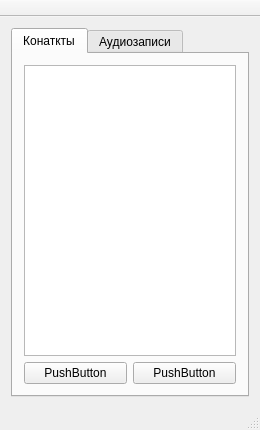
Old version of the form mainwindow.ui in the repository yzubchenko/VKReplica.
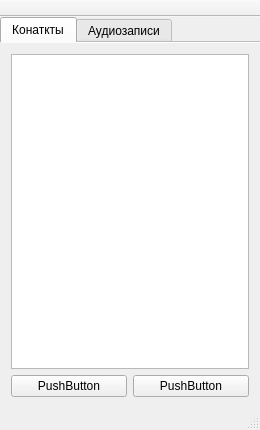
New version of the form.

```diff
--- a/mainwindow.ui
+++ b/mainwindow.ui
@@ -18,6 +18,21 @@
   </property>
   <widget class="QWidget" name="centralWidget">
    <layout class="QVBoxLayout" name="verticalLayout">
+    <property name="spacing">
+     <number>0</number>
+    </property>
+    <property name="leftMargin">
+     <number>0</number>
+    </property>
+    <property name="topMargin">
+     <number>0</number>
+    </property>
+    <property name="rightMargin">
+     <number>0</number>
+    </property>
+    <property name="bottomMargin">
+     <number>0</number>
+    </property>
     <item>
      <widget class="QTabWidget" name="tabWidget">
       <property name="autoFillBackground">
@@ -29,6 +44,9 @@
       <property name="currentIndex">
        <number>0</number>
       </property>
+      <property name="documentMode">
+       <bool>true</bool>
+      </property>
       <widget class="QWidget" name="contactsTab">
        <attribute name="title">
         <string>Конаткты</string>
```
Left out of the diff: 2 changed lines with no effect on the pictures.
